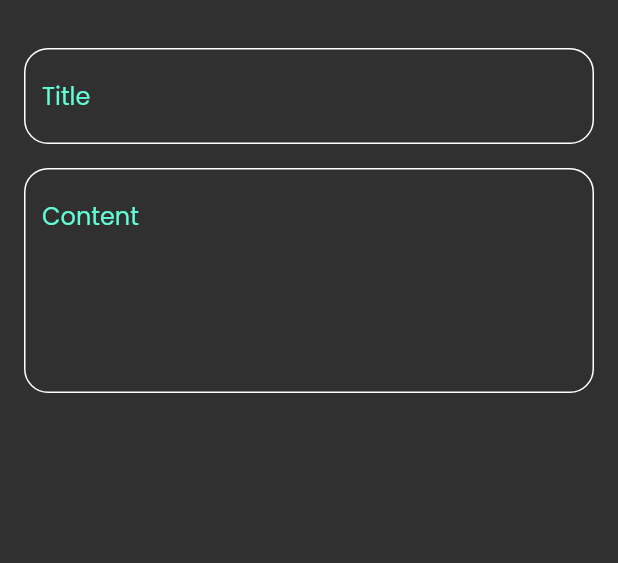
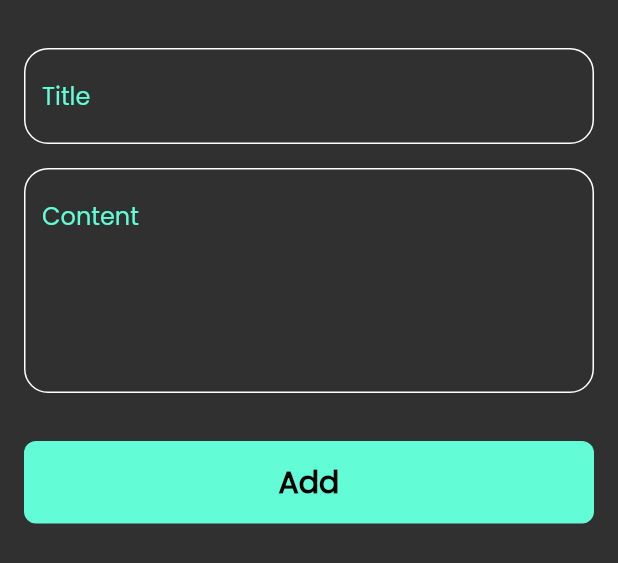
Before and after one commit to OmarAlammari/notes_app, a Flutter app: the AddNoteBottomSheet widget shown alone on an empty page, opened directly, on a phone screen of 412 x 824 dp. Shown: the top 563 px of the screen. Run offline on Flutter 3.47's test engine with Material 2 defaults, Android fonts, the phone set to English and light mode, and no system bars; our stand-ins replace font_awesome_flutter.

Commit message:
finish notes bottom sheet

```diff
--- a/lib/views/widgets/add_note_bottom_sheet.dart
+++ b/lib/views/widgets/add_note_bottom_sheet.dart
@@ -1,3 +1,5 @@
+import 'custom_button.dart';
+
 import 'custom_text_field.dart';
 import 'package:flutter/material.dart';
 
@@ -8,6 +10,7 @@ class AddNoteBottomSheet extends StatelessWidget {
   Widget build(BuildContext context) {
     return Padding(
       padding: const EdgeInsets.symmetric(horizontal: 16),
+      child: SingleChildScrollView(
         child: Column(
           children: const [
             SizedBox(height: 32),
@@ -19,7 +22,12 @@ class AddNoteBottomSheet extends StatelessWidget {
               hint: 'Content',
               maxLines: 5,
             ),
+            // Spacer(),
+            SizedBox(height: 32),
+            CustomButton(),
+            SizedBox(height: 16),
           ],
+        ),
       ),
     );
   }
--- /dev/null
+++ b/lib/views/widgets/custom_button.dart
@@ -0,0 +1,34 @@
+import 'package:flutter/material.dart';
+
+import '../../constants.dart';
+
+class CustomButton extends StatelessWidget {
+  const CustomButton({super.key, this.onTap, this.isLoading = false});
+
+  final void Function()? onTap;
+
+  final bool isLoading;
+  @override
+  Widget build(BuildContext context) {
+    return Container(
+      width: MediaQuery.of(context).size.width,
+      height: 55,
+      decoration: BoxDecoration(
+        color: kPrimaryColor,
+        borderRadius: BorderRadius.circular(
+          8,
+        ),
+      ),
+      child: const Center(
+        child: Text(
+          'Add',
+          style: TextStyle(
+            color: Colors.black,
+            fontWeight: FontWeight.bold,
+            fontSize: 20,
+          ),
+        ),
+      ),
+    );
+  }
+}
```
Lines whose indentation alone changed are shown as unchanged.
